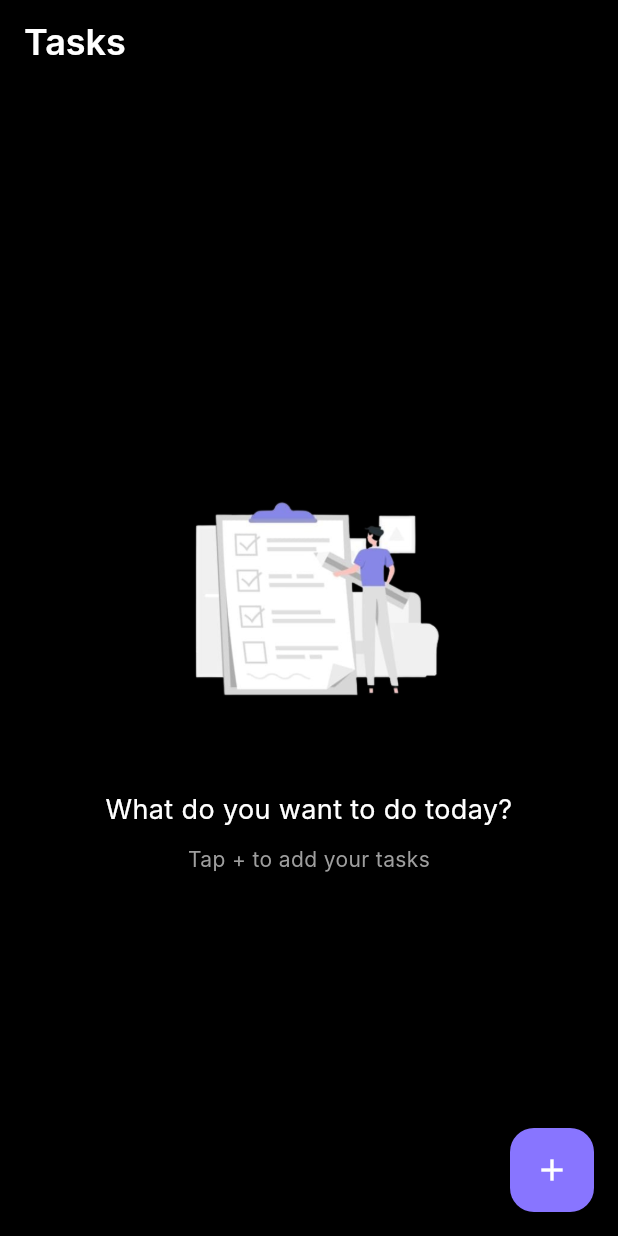
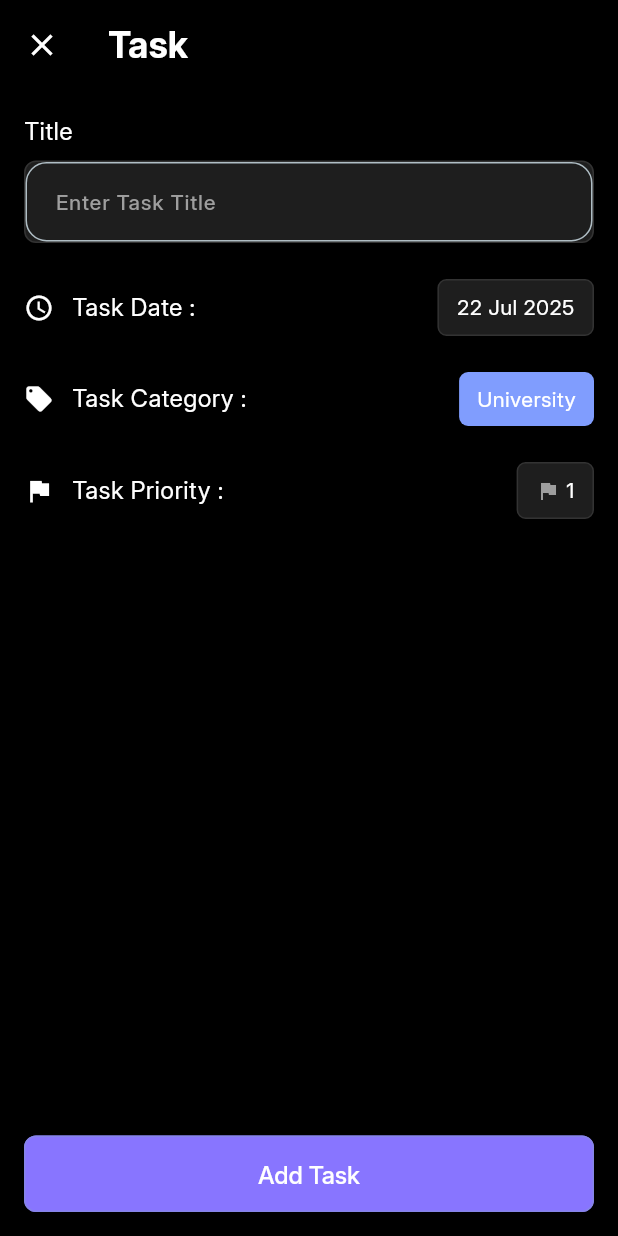
Before and after one commit to shaikhikram04/flutter-todo-app, a Flutter app: the screen it shows after launch, after a tap on the "add" icon, on a phone screen of 412 x 824 dp. Run offline on Flutter 3.47's test engine with Material 3 defaults, Android fonts, the light colour scheme and no system bars.

Commit message:
Feat: Created UI to add new Task with Categories dialog UI

```diff
--- a/lib/core/utils/theme/custom-theme/app_bar_theme.dart
+++ b/lib/core/utils/theme/custom-theme/app_bar_theme.dart
@@ -6,6 +6,7 @@ class TodoAppBarTheme {
   const TodoAppBarTheme._();
 
   static AppBarTheme darkAppBarTheme = AppBarTheme(
+    toolbarHeight: 60,
     elevation: 0,
     centerTitle: false,
     scrolledUnderElevation: 0,
--- a/lib/core/utils/theme/theme.dart
+++ b/lib/core/utils/theme/theme.dart
@@ -10,8 +10,6 @@ import 'package:up_todo/core/utils/theme/custom-theme/text_theme.dart';
 
 class TodoAppTheme {
   const TodoAppTheme._();
-
-
 
   static ThemeData darkTheme = ThemeData(
     useMaterial3: true,
--- /dev/null
+++ b/lib/features/tasks/presentation/screens/add_task_screen.dart
@@ -0,0 +1,235 @@
+import 'package:flutter/material.dart';
+import 'package:intl/intl.dart';
+import 'package:up_todo/core/utils/colors.dart';
+import 'package:up_todo/features/tasks/presentation/widgets/categories_dialog.dart';
+
+class AddTaskScreen extends StatefulWidget {
+  const AddTaskScreen({super.key});
+
+  @override
+  State<AddTaskScreen> createState() => _AddTaskScreenState();
+}
+
+class _AddTaskScreenState extends State<AddTaskScreen> {
+  final _titleController = TextEditingController();
+  DateTime _selectedDate = DateTime.now();
+  String _selectedCategory = 'University';
+  int _selectedPriority = 1;
+
+  final List<String> _categories = ['University', 'Home', 'Work', 'Grocery', 'Health', 'Movie', 'Social', 'Sport'];
+
+  @override
+  void dispose() {
+    _titleController.dispose();
+    super.dispose();
+  }
+
+  Color _getCategoryColor(String category) {
+    switch (category.toLowerCase()) {
+      case 'university':
+        return TodoColors.university;
+      case 'home':
+        return TodoColors.home;
+      case 'work':
+        return TodoColors.work;
+      case 'grocery':
+        return TodoColors.grocery;
+      case 'health':
+        return TodoColors.health;
+      case 'movie':
+        return TodoColors.movie;
+      case 'social':
+        return TodoColors.social;
+      case 'sport':
+        return TodoColors.sport;
+      default:
+        return const Color(0xFF8875FF);
+    }
+  }
+
+  @override
+  Widget build(BuildContext context) {
+    return Scaffold(
+      appBar: AppBar(
+        title: const Text('Task'),
+        leading: IconButton(
+          icon: const Icon(Icons.close),
+          onPressed: () => Navigator.pop(context),
+        ),
+      ),
+      body: Padding(
+        padding: const EdgeInsets.all(16.0),
+        child: Column(
+          crossAxisAlignment: CrossAxisAlignment.start,
+          children: [
+            // Title
+            const Text(
+              'Title',
+              style: TextStyle(color: Colors.white, fontSize: 16),
+            ),
+            const SizedBox(height: 8),
+            Container(
+              decoration: BoxDecoration(
+                color: const Color(0xFF1E1E1E),
+                borderRadius: BorderRadius.circular(8),
+                border: Border.all(color: const Color(0xFF333333)),
+              ),
+              child: TextField(
+                controller: _titleController,
+                decoration: const InputDecoration(
+                  hintText: 'Enter Task Title',
+                  hintStyle: TextStyle(color: Colors.grey),
+                  border: InputBorder.none,
+                  contentPadding: EdgeInsets.all(16),
+                ),
+                style: const TextStyle(color: Colors.white),
+              ),
+            ),
+            const SizedBox(height: 24),
+
+            // Task Date
+            Row(
+              children: [
+                const Icon(Icons.access_time, color: Colors.white, size: 20),
+                const SizedBox(width: 12),
+                const Text(
+                  'Task Date :',
+                  style: TextStyle(color: Colors.white, fontSize: 16),
+                ),
+                const Spacer(),
+                GestureDetector(
+                  onTap: () async {
+                    final date = await showDatePicker(
+                      context: context,
+                      initialDate: _selectedDate,
+                      firstDate: DateTime.now(),
+                      lastDate: DateTime(2030),
+                    );
+                    if (date != null) {
+                      setState(() {
+                        _selectedDate = date;
+                      });
+                    }
+                  },
+                  child: Container(
+                    padding: const EdgeInsets.symmetric(horizontal: 12, vertical: 8),
+                    decoration: BoxDecoration(
+                      color: const Color(0xFF1E1E1E),
+                      borderRadius: BorderRadius.circular(6),
+                      border: Border.all(color: const Color(0xFF333333)),
+                    ),
+                    child: Text(
+                      DateFormat('dd MMM yyyy').format(_selectedDate),
+                      style: const TextStyle(color: Colors.white),
+                    ),
+                  ),
+                ),
+              ],
+            ),
+            const SizedBox(height: 24),
+
+            // Task Category
+            Row(
+              children: [
+                const Icon(Icons.local_offer, color: Colors.white, size: 20),
+                const SizedBox(width: 12),
+                const Text(
+                  'Task Category :',
+                  style: TextStyle(color: Colors.white, fontSize: 16),
+                ),
+                const Spacer(),
+                GestureDetector(
+                  onTap: () {
+                    _showCategoryPicker();
+                  },
+                  child: Container(
+                    padding: const EdgeInsets.symmetric(horizontal: 12, vertical: 8),
+                    decoration: BoxDecoration(
+                      color: _getCategoryColor(_selectedCategory),
+                      borderRadius: BorderRadius.circular(6),
+                    ),
+                    child: Text(
+                      _selectedCategory,
+                      style: const TextStyle(color: Colors.white),
+                    ),
+                  ),
+                ),
+              ],
+            ),
+            const SizedBox(height: 24),
+
+            // Task Priority
+            Row(
+              children: [
+                const Icon(Icons.flag, color: Colors.white, size: 20),
+                const SizedBox(width: 12),
+                const Text(
+                  'Task Priority :',
+                  style: TextStyle(color: Colors.white, fontSize: 16),
+                ),
+                const Spacer(),
+                GestureDetector(
+                  onTap: () {
+                    setState(() {
+                      if (_selectedPriority < 5) {
+                        _selectedPriority++;
+                      } else {
+                        _selectedPriority = 1;
+                      }
+                    });
+                  },
+                  child: Container(
+                    padding: const EdgeInsets.symmetric(horizontal: 12, vertical: 8),
+                    decoration: BoxDecoration(
+                      color: const Color(0xFF1E1E1E),
+                      borderRadius: BorderRadius.circular(6),
+                      border: Border.all(color: const Color(0xFF333333)),
+                    ),
+                    child: Row(
+                      mainAxisSize: MainAxisSize.min,
+                      children: [
+                        const Icon(Icons.flag, color: Colors.grey, size: 16),
+                        const SizedBox(width: 4),
+                        Text(
+                          _selectedPriority.toString(),
+                          style: const TextStyle(color: Colors.white),
+                        ),
+                      ],
+                    ),
+                  ),
+                ),
+              ],
+            ),
+            const Spacer(),
+
+            SizedBox(
+              width: double.infinity,
+              child: ElevatedButton(
+                onPressed: () {},
+                style: ElevatedButton.styleFrom(
+                  backgroundColor: const Color(0xFF8875FF),
+                  padding: const EdgeInsets.symmetric(vertical: 16),
+                  shape: RoundedRectangleBorder(
+                    borderRadius: BorderRadius.circular(8),
+                  ),
+                ),
+                child: const Text(
+                  'Add Task',
+                  style: TextStyle(
+                    color: Colors.white,
+                    fontSize: 16,
+                    fontWeight: FontWeight.w500,
+                  ),
+                ),
+              ),
+            ),
+          ],
+        ),
+      ),
+    );
+  }
+
+  void _showCategoryPicker() {
+    CategoryDialog.show(context);
+  }
+}
--- a/lib/features/tasks/presentation/screens/task_screen.dart
+++ b/lib/features/tasks/presentation/screens/task_screen.dart
@@ -1,5 +1,7 @@
 import 'package:flutter/material.dart';
+import 'package:up_todo/core/utils/colors.dart';
 import 'package:up_todo/core/utils/images.dart';
+import 'package:up_todo/features/tasks/presentation/screens/add_task_screen.dart';
 
 class TasksScreen extends StatelessWidget {
   const TasksScreen({super.key});
@@ -9,15 +11,20 @@ class TasksScreen extends StatelessWidget {
     return Scaffold(
       backgroundColor: Colors.black,
       appBar: AppBar(
-        title: const Text(
-          'Tasks',
-          style: TextStyle(color: Colors.white),
+        title: Padding(
+          padding: const EdgeInsets.only(top: 8.0),
+          child: const Text('Tasks'),
         ),
       ),
-      body: const _NoTaskWidget(),
+      body: _NoTaskWidget(),
       floatingActionButton: FloatingActionButton(
-        backgroundColor: const Color(0xFF8875FF),
-        onPressed: () {},
+        backgroundColor: TodoColors.primary,
+        onPressed: () {
+          Navigator.push(
+            context,
+            MaterialPageRoute(builder: (context) => const AddTaskScreen()),
+          );
+        },
         child: const Icon(Icons.add, color: Colors.white),
       ),
     );
@@ -40,21 +47,15 @@ class _NoTaskWidget extends StatelessWidget {
               height: 200,
             ),
             const SizedBox(height: 30),
-            const Text(
+            Text(
               'What do you want to do today?',
-              style: TextStyle(
-                fontSize: 18,
-                color: Colors.white,
-              ),
+              style: Theme.of(context).textTheme.headlineSmall,
               textAlign: TextAlign.center,
             ),
             const SizedBox(height: 10),
-            const Text(
+            Text(
               'Tap + to add your tasks',
-              style: TextStyle(
-                fontSize: 14,
-                color: Colors.grey,
-              ),
+              style: Theme.of(context).textTheme.bodySmall,
               textAlign: TextAlign.center,
             ),
           ],
--- a/lib/main.dart
+++ b/lib/main.dart
@@ -15,7 +15,7 @@ class MyApp extends StatelessWidget {
       title: 'Up Todo',
       debugShowCheckedModeBanner: false,
       theme: TodoAppTheme.darkTheme,
-      home: SplashScreen(),
+      home: const SplashScreen(),
     );
   }
 }
```
Also changed, not shown: lib/features/tasks/presentation/widgets/categories_dialog.dart (added, +267 -0 lines), pubspec.yaml (+15 -35 lines), pubspec.lock.
